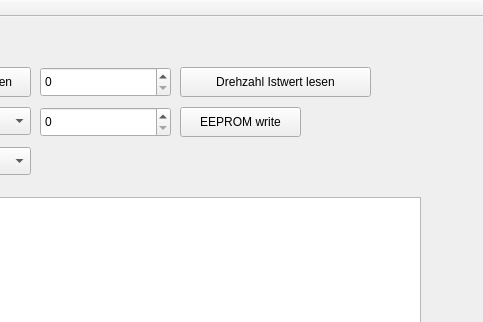
The window that src/mainwindow.ui (sme-gmbh/ebmBusTester) describes before a commit, drawn with Qt 5; both pictures show x 590 to 1073 and y 0 to 322 of the 1073 by 741 pixel window.
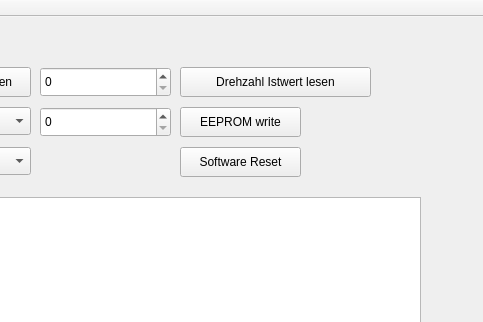
The same window after the commit.

Commit message: Added button for ebmBus software-reset. #3

Patch:
```diff
--- a/src/mainwindow.ui
+++ b/src/mainwindow.ui
@@ -663,6 +663,19 @@
      <string>Drehzahl Istwert lesen</string>
     </property>
    </widget>
+   <widget class="QPushButton" name="pushButton_softwareReset">
+    <property name="geometry">
+     <rect>
+      <x>770</x>
+      <y>130</y>
+      <width>121</width>
+      <height>30</height>
+     </rect>
+    </property>
+    <property name="text">
+     <string>Software Reset</string>
+    </property>
+   </widget>
   </widget>
   <widget class="QMenuBar" name="menuBar">
    <property name="geometry">
```
Left out of the diff: 2 changed lines with no effect on the pictures.
